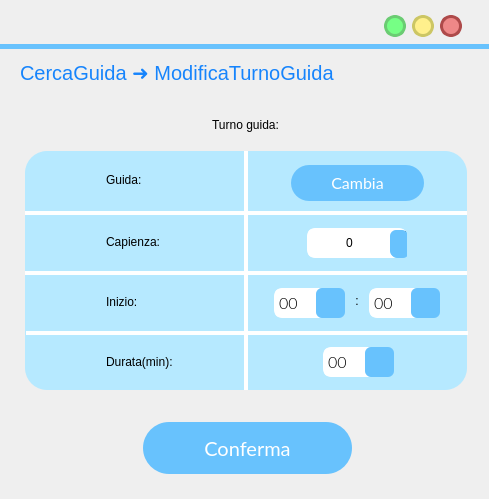
Before: the Qt Designer form frontend/ui/ModificaTurnoGuida.ui in MrPio/MuseoOmero, drawn with Qt 5.
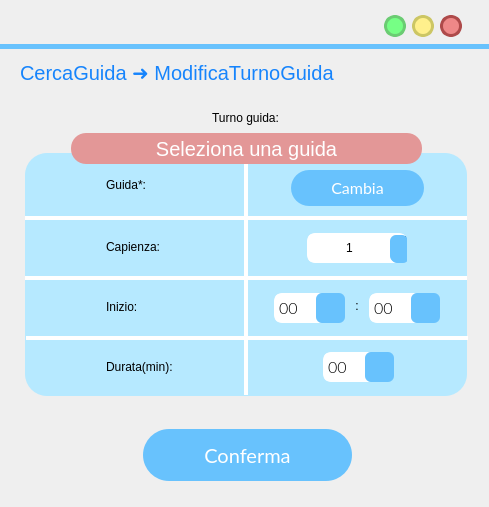
After: the same form once the commit is applied. Icons and pictures are not drawn.

The edit to the form file:
```diff
--- a/frontend/ui/ModificaTurnoGuida.ui
+++ b/frontend/ui/ModificaTurnoGuida.ui
@@ -7,7 +7,7 @@
     <x>0</x>
     <y>0</y>
     <width>489</width>
-    <height>499</height>
+    <height>507</height>
    </rect>
   </property>
   <property name="windowTitle">
@@ -247,9 +247,9 @@
     <property name="geometry">
      <rect>
       <x>25</x>
-      <y>151</y>
+      <y>153</y>
       <width>442</width>
-      <height>239</height>
+      <height>243</height>
      </rect>
     </property>
     <property name="styleSheet">
@@ -270,7 +270,7 @@
     <property name="geometry">
      <rect>
       <x>106</x>
-      <y>231</y>
+      <y>236</y>
       <width>81</width>
       <height>22</height>
      </rect>
@@ -303,7 +303,7 @@
     <property name="geometry">
      <rect>
       <x>25</x>
-      <y>211</y>
+      <y>216</y>
       <width>442</width>
       <height>4</height>
      </rect>
@@ -341,7 +341,7 @@
     <property name="geometry">
      <rect>
       <x>244</x>
-      <y>151</y>
+      <y>156</y>
       <width>4</width>
       <height>239</height>
      </rect>
@@ -379,7 +379,7 @@
     <property name="geometry">
      <rect>
       <x>25</x>
-      <y>271</y>
+      <y>276</y>
       <width>442</width>
       <height>4</height>
      </rect>
@@ -417,7 +417,7 @@
     <property name="geometry">
      <rect>
       <x>106</x>
-      <y>291</y>
+      <y>296</y>
       <width>91</width>
       <height>22</height>
      </rect>
@@ -450,7 +450,7 @@
     <property name="geometry">
      <rect>
       <x>106</x>
-      <y>169</y>
+      <y>174</y>
       <width>58</width>
       <height>22</height>
      </rect>
@@ -467,7 +467,7 @@
 font-size: 18px &quot;Lato light&quot;</string>
     </property>
     <property name="text">
-     <string>Guida:</string>
+     <string>Guida*:</string>
     </property>
     <property name="textFormat">
      <enum>Qt::AutoText</enum>
@@ -483,7 +483,7 @@
     <property name="geometry">
      <rect>
       <x>10</x>
-      <y>100</y>
+      <y>93</y>
       <width>471</width>
       <height>51</height>
      </rect>
@@ -502,7 +502,7 @@
     <property name="geometry">
      <rect>
       <x>26</x>
-      <y>331</y>
+      <y>336</y>
       <width>442</width>
       <height>4</height>
      </rect>
@@ -540,7 +540,7 @@
     <property name="geometry">
      <rect>
       <x>106</x>
-      <y>351</y>
+      <y>356</y>
       <width>111</width>
       <height>22</height>
      </rect>
@@ -573,7 +573,7 @@
     <property name="geometry">
      <rect>
       <x>46</x>
-      <y>167</y>
+      <y>172</y>
       <width>34</width>
       <height>34</height>
      </rect>
@@ -614,7 +614,7 @@
     <property name="geometry">
      <rect>
       <x>46</x>
-      <y>227</y>
+      <y>232</y>
       <width>34</width>
       <height>34</height>
      </rect>
@@ -655,7 +655,7 @@
     <property name="geometry">
      <rect>
       <x>46</x>
-      <y>287</y>
+      <y>292</y>
       <width>34</width>
       <height>34</height>
      </rect>
@@ -696,7 +696,7 @@
     <property name="geometry">
      <rect>
       <x>46</x>
-      <y>347</y>
+      <y>352</y>
       <width>34</width>
       <height>34</height>
      </rect>
@@ -737,7 +737,7 @@
     <property name="geometry">
      <rect>
       <x>291</x>
-      <y>165</y>
+      <y>170</y>
       <width>133</width>
       <height>36</height>
      </rect>
@@ -790,7 +790,7 @@
     <property name="geometry">
      <rect>
       <x>274</x>
-      <y>288</y>
+      <y>293</y>
       <width>71</width>
       <height>30</height>
      </rect>
@@ -1069,7 +1069,7 @@
     <property name="geometry">
      <rect>
       <x>347</x>
-      <y>285</y>
+      <y>290</y>
       <width>20</width>
       <height>31</height>
      </rect>
@@ -1095,7 +1095,7 @@
     <property name="geometry">
      <rect>
       <x>369</x>
-      <y>288</y>
+      <y>293</y>
       <width>71</width>
       <height>30</height>
      </rect>
@@ -1190,7 +1190,7 @@
     <property name="geometry">
      <rect>
       <x>323</x>
-      <y>347</y>
+      <y>352</y>
       <width>71</width>
       <height>30</height>
      </rect>
@@ -1284,7 +1284,7 @@
     <property name="geometry">
      <rect>
       <x>307</x>
-      <y>228</y>
+      <y>233</y>
       <width>100</width>
       <height>30</height>
      </rect>
@@ -1359,6 +1359,9 @@
     <property name="buttonSymbols">
      <enum>QAbstractSpinBox::UpDownArrows</enum>
     </property>
+    <property name="minimum">
+     <number>1</number>
+    </property>
     <property name="maximum">
      <number>99</number>
     </property>
@@ -1367,7 +1370,7 @@
     <property name="geometry">
      <rect>
       <x>143</x>
-      <y>422</y>
+      <y>429</y>
       <width>209</width>
       <height>52</height>
      </rect>
@@ -1414,6 +1417,35 @@
      <string>Conferma</string>
     </property>
    </widget>
+   <widget class="QLabel" name="errorLabel">
+    <property name="enabled">
+     <bool>true</bool>
+    </property>
+    <property name="geometry">
+     <rect>
+      <x>71</x>
+      <y>133</y>
+      <width>351</width>
+      <height>31</height>
+     </rect>
+    </property>
+    <property name="styleSheet">
+     <string notr="true">QLabel{
+font-size: 20px;
+text-align: left;
+ background-color:#e39797;
+color: #FFFFFF;
+font: 14pt &quot;Lato&quot;;
+border-radius: 15;
+}</string>
+    </property>
+    <property name="text">
+     <string>Seleziona una guida</string>
+    </property>
+    <property name="alignment">
+     <set>Qt::AlignCenter</set>
+    </property>
+   </widget>
   </widget>
  </widget>
  <resources>
```
Left out of the diff: 11 changed lines with no effect on the pictures.
